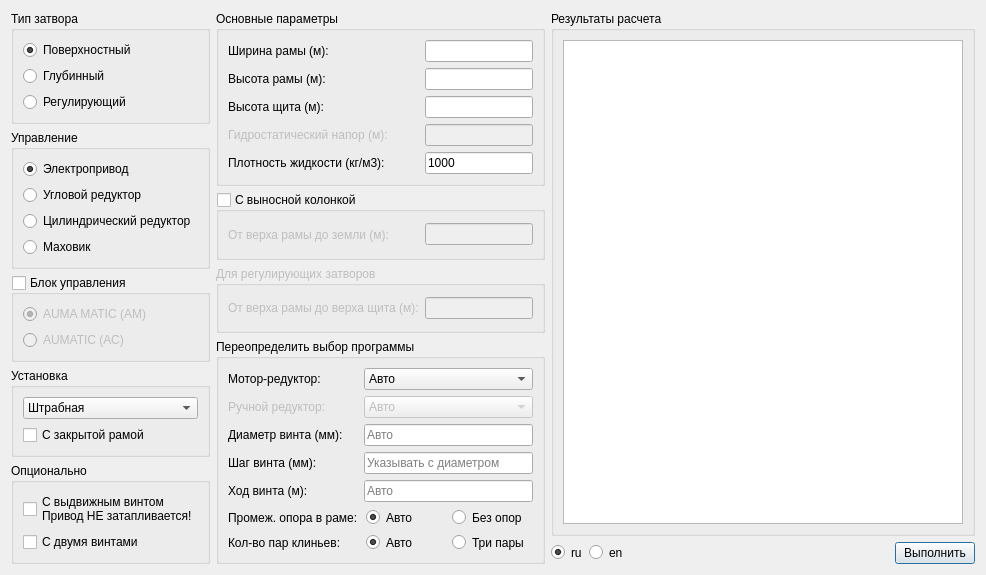
e2t/slidegates, file src/gui.ui: the form before one commit.
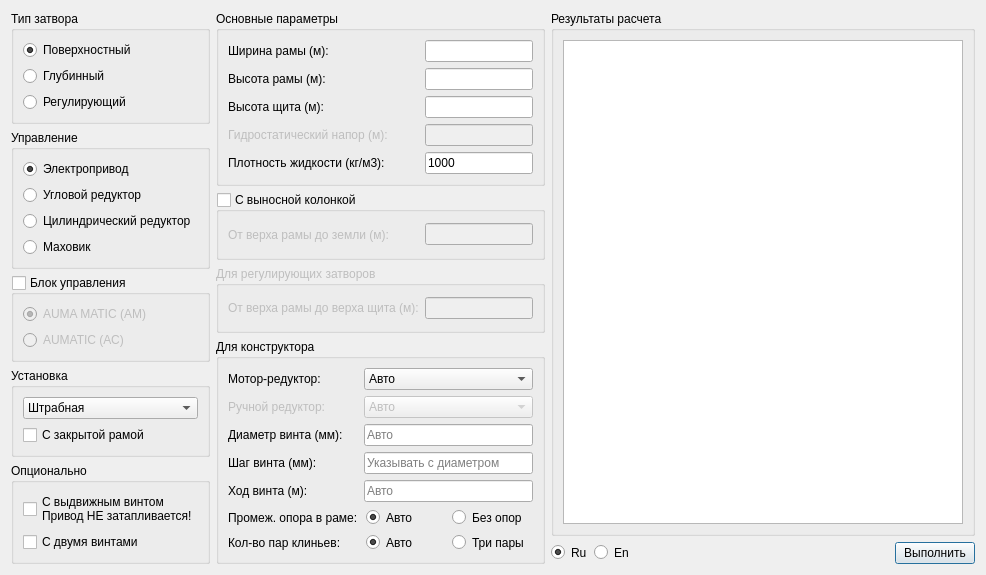
The form after the commit. Icons and pictures are not drawn.

Commit message: Небольшие правки текстовых меток.

What changed in the file:
```diff
--- a/src/gui.ui
+++ b/src/gui.ui
@@ -421,7 +421,7 @@
        <item>
         <widget class="QGroupBox" name="groupBox_4">
          <property name="title">
-          <string>Переопределить выбор программы</string>
+          <string>Для конструктора</string>
          </property>
          <layout class="QHBoxLayout" name="horizontalLayout_12">
           <item>
@@ -667,7 +667,7 @@
             <item>
              <widget class="QRadioButton" name="rad_lang_ru">
               <property name="text">
-               <string>ru</string>
+               <string>Ru</string>
               </property>
               <property name="checked">
                <bool>true</bool>
@@ -677,7 +677,7 @@
             <item>
              <widget class="QRadioButton" name="rad_lang_en">
               <property name="text">
-               <string>en</string>
+               <string>En</string>
               </property>
              </widget>
             </item>
```
The commit also changes 2 other files.
